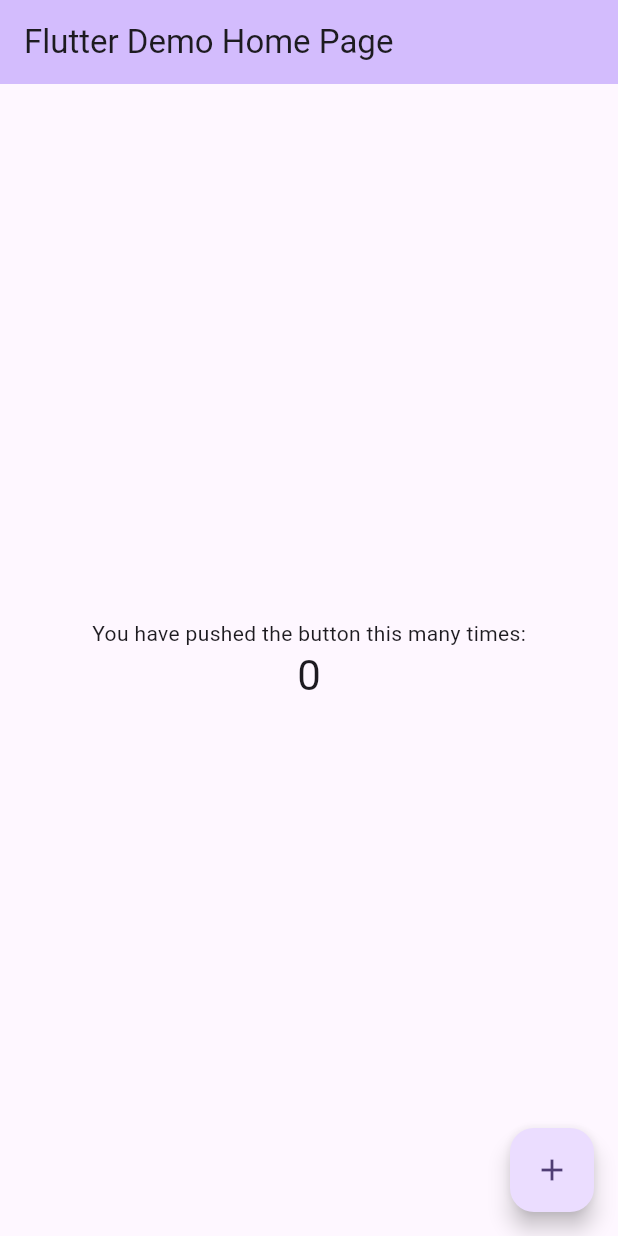
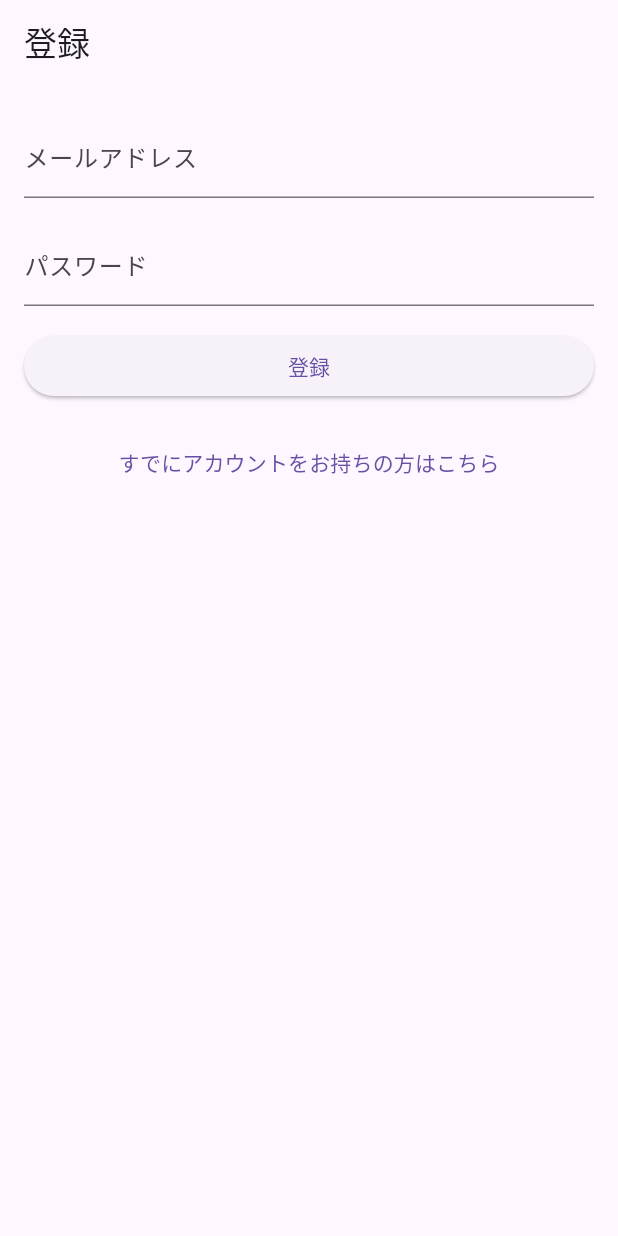
Before and after one commit to dmaruyama-51/secure-base-app-flutter, a Flutter app: the screen it shows after launch, on a phone screen of 412 x 824 dp. Run offline on Flutter 3.47's test engine with Material 3 defaults, Android fonts, the phone set to English and light mode, and no system bars; our stand-ins replace flutter_dotenv, supabase_flutter; accounts and stored records are empty.

Commit message:
ユーザー登録処理

```diff
--- a/lib/main.dart
+++ b/lib/main.dart
@@ -1,6 +1,7 @@
 import 'package:flutter/material.dart';
 import 'package:flutter_dotenv/flutter_dotenv.dart';
 import 'package:supabase_flutter/supabase_flutter.dart';
+import 'package:secure_base/views/register_page.dart';
 
 Future<void> main() async {
   WidgetsFlutterBinding.ensureInitialized();
@@ -14,118 +15,14 @@ Future<void> main() async {
 }
 
 class MyApp extends StatelessWidget {
-  const MyApp({super.key});
+  const MyApp({Key? key}) : super(key: key);
 
-  // This widget is the root of your application.
   @override
   Widget build(BuildContext context) {
     return MaterialApp(
-      title: 'Flutter Demo',
-      theme: ThemeData(
-        // This is the theme of your application.
-        //
-        // TRY THIS: Try running your application with "flutter run". You'll see
-        // the application has a purple toolbar. Then, without quitting the app,
-        // try changing the seedColor in the colorScheme below to Colors.green
-        // and then invoke "hot reload" (save your changes or press the "hot
-        // reload" button in a Flutter-supported IDE, or press "r" if you used
-        // the command line to start the app).
-        //
-        // Notice that the counter didn't reset back to zero; the application
-        // state is not lost during the reload. To reset the state, use hot
-        // restart instead.
-        //
-        // This works for code too, not just values: Most code changes can be
-        // tested with just a hot reload.
-        colorScheme: ColorScheme.fromSeed(seedColor: Colors.deepPurple),
-      ),
-      home: const MyHomePage(title: 'Flutter Demo Home Page'),
+      debugShowCheckedModeBanner: false,
+      title: 'secure-base',
+      home: RegisterPage(), // RegisterPageを表示するように変更
     );
   }
 }
-
-class MyHomePage extends StatefulWidget {
-  const MyHomePage({super.key, required this.title});
-
-  // This widget is the home page of your application. It is stateful, meaning
-  // that it has a State object (defined below) that contains fields that affect
-  // how it looks.
-
-  // This class is the configuration for the state. It holds the values (in this
-  // case the title) provided by the parent (in this case the App widget) and
-  // used by the build method of the State. Fields in a Widget subclass are
-  // always marked "final".
-
-  final String title;
-
-  @override
-  State<MyHomePage> createState() => _MyHomePageState();
-}
-
-class _MyHomePageState extends State<MyHomePage> {
-  int _counter = 0;
-
-  void _incrementCounter() {
-    setState(() {
-      // This call to setState tells the Flutter framework that something has
-      // changed in this State, which causes it to rerun the build method below
-      // so that the display can reflect the updated values. If we changed
-      // _counter without calling setState(), then the build method would not be
-      // called again, and so nothing would appear to happen.
-      _counter++;
-    });
-  }
-
-  @override
-  Widget build(BuildContext context) {
-    // This method is rerun every time setState is called, for instance as done
-    // by the _incrementCounter method above.
-    //
-    // The Flutter framework has been optimized to make rerunning build methods
-    // fast, so that you can just rebuild anything that needs updating rather
-    // than having to individually change instances of widgets.
-    return Scaffold(
-      appBar: AppBar(
-        // TRY THIS: Try changing the color here to a specific color (to
-        // Colors.amber, perhaps?) and trigger a hot reload to see the AppBar
-        // change color while the other colors stay the same.
-        backgroundColor: Theme.of(context).colorScheme.inversePrimary,
-        // Here we take the value from the MyHomePage object that was created by
-        // the App.build method, and use it to set our appbar title.
-        title: Text(widget.title),
-      ),
-      body: Center(
-        // Center is a layout widget. It takes a single child and positions it
-        // in the middle of the parent.
-        child: Column(
-          // Column is also a layout widget. It takes a list of children and
-          // arranges them vertically. By default, it sizes itself to fit its
-          // children horizontally, and tries to be as tall as its parent.
-          //
-          // Column has various properties to control how it sizes itself and
-          // how it positions its children. Here we use mainAxisAlignment to
-          // center the children vertically; the main axis here is the vertical
-          // axis because Columns are vertical (the cross axis would be
-          // horizontal).
-          //
-          // TRY THIS: Invoke "debug painting" (choose the "Toggle Debug Paint"
-          // action in the IDE, or press "p" in the console), to see the
-          // wireframe for each widget.
-          mainAxisAlignment: MainAxisAlignment.center,
-          children: <Widget>[
-            const Text('You have pushed the button this many times:'),
-            Text(
-              '$_counter',
-              style: Theme.of(context).textTheme.headlineMedium,
-            ),
-          ],
-        ),
-      ),
-      floatingActionButton: FloatingActionButton(
-        onPressed: _incrementCounter,
-        tooltip: 'Increment',
-        child: const Icon(Icons.add),
-      ), // This trailing comma makes auto-formatting nicer for build methods.
-    );
-  }
-}
--- /dev/null
+++ b/lib/views/register_page.dart
@@ -0,0 +1,105 @@
+import 'package:flutter/material.dart';
+import 'package:secure_base/utils/constants.dart';
+import 'package:supabase_flutter/supabase_flutter.dart';
+
+class RegisterPage extends StatefulWidget {
+  const RegisterPage({Key? key}) : super(key: key);
+
+  static Route<void> route({bool isRegistering = false}) {
+    return MaterialPageRoute(
+      builder: (context) => const RegisterPage(),
+    );
+  }
+
+  @override
+  State<RegisterPage> createState() => _RegisterPageState();
+}
+
+class _RegisterPageState extends State<RegisterPage> {
+  final bool _isLoading = false;
+
+  final _formKey = GlobalKey<FormState>();
+
+  final _emailController = TextEditingController();
+  final _passwordController = TextEditingController();
+
+  Future<void> _signUp() async {
+    final isValid = _formKey.currentState!.validate();
+    if (!isValid) {
+      return;
+    }
+    final email = _emailController.text;
+    final password = _passwordController.text;
+    try {
+      await supabase.auth.signUp(
+          email: email, password: password);
+      // TODO: 遷移先ページを追加
+      // Navigator.of(context)
+      //     .pushAndRemoveUntil(NextPage.route(), (route) => false);
+    } on AuthException catch (error) {
+      context.showErrorSnackBar(message: error.message);
+    } catch (error) {
+      context.showErrorSnackBar(message: unexpectedErrorMessage);
+    }
+  }
+
+  @override
+  Widget build(BuildContext context) {
+    return Scaffold(
+      appBar: AppBar(
+        title: const Text('登録'),
+      ),
+      body: Form(
+        key: _formKey,
+        child: ListView(
+          padding: formPadding,
+          children: [
+            TextFormField(
+              controller: _emailController,
+              decoration: const InputDecoration(
+                label: Text('メールアドレス'),
+              ),
+              validator: (val) {
+                if (val == null || val.isEmpty) {
+                  return '必須';
+                }
+                return null;
+              },
+              keyboardType: TextInputType.emailAddress,
+            ),
+            formSpacer,
+            TextFormField(
+              controller: _passwordController,
+              obscureText: true,
+              decoration: const InputDecoration(
+                label: Text('パスワード'),
+              ),
+              validator: (val) {
+                if (val == null || val.isEmpty) {
+                  return '必須';
+                }
+                if (val.length < 6) {
+                  return '6文字以上';
+                }
+                return null;
+              },
+            ),
+            formSpacer,
+            ElevatedButton(
+              onPressed: _isLoading ? null : _signUp,
+              child: const Text('登録'),
+            ),
+            formSpacer,
+            TextButton(
+              onPressed: () {
+                // TODO: ログインページが実装できたらコメントを外す
+                // Navigator.of(context).push(LoginPage.route());
+              },
+              child: const Text('すでにアカウントをお持ちの方はこちら'),
+            )
+          ],
+        ),
+      ),
+    );
+  }
+}
```
